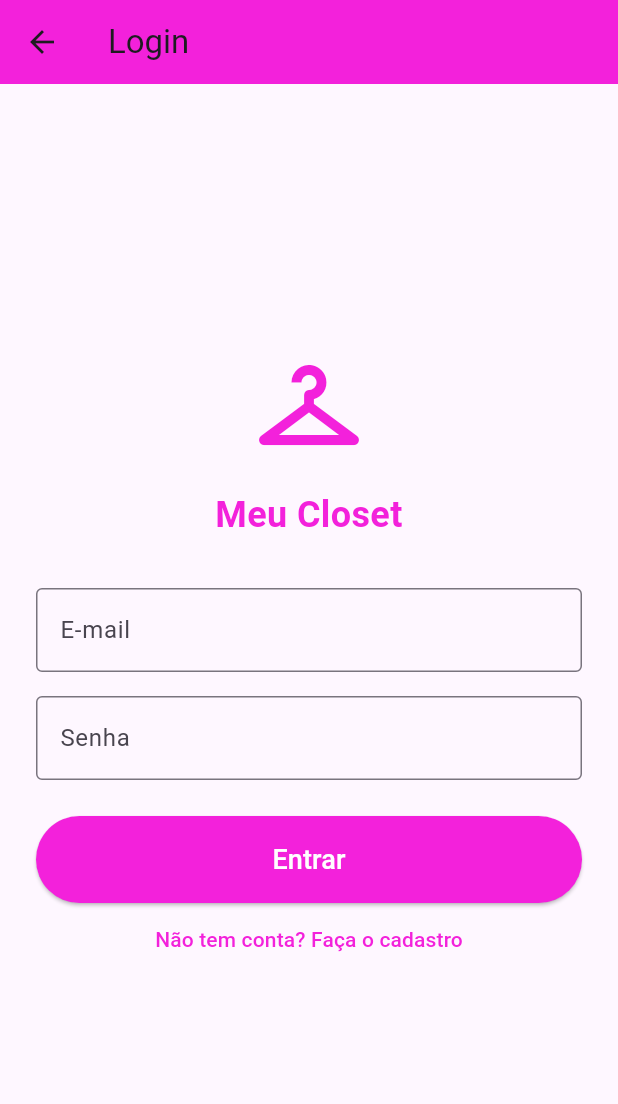
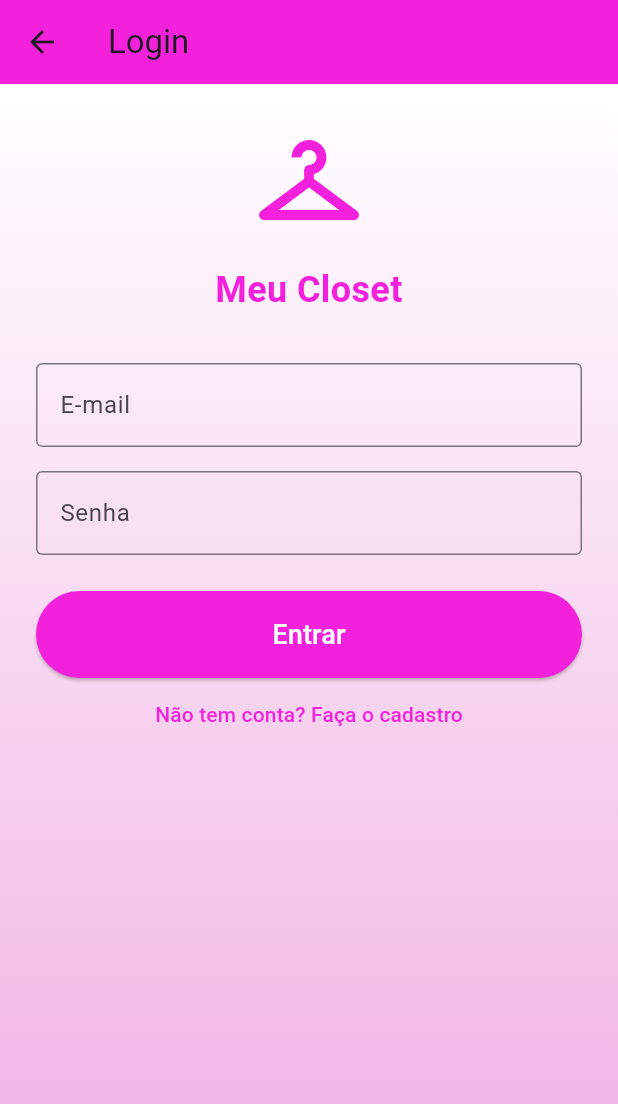
Before and after one commit to larybino/projeto_closet, a Flutter app: the WidgetCadastroUsuario screen opened by its route, after a tap on "Cadastrar", after a tap on "Já tem conta? Faça o login", on a phone screen of 412 x 824 dp. Shown: the top 1104 px of the screen. Run offline on Flutter 3.47's test engine with Material 3 defaults, Android fonts, the phone set to English and light mode, and no system bars; our stand-ins replace image_picker, sqflite, sqflite_common_ffi, sqflite_common_ffi_web; accounts and stored records are empty; key blocks and very long unbroken strings in the code were emptied for the run.

Commit message:
style: adciona degradê nas telas de fundo de cadastro

```diff
--- a/lib/widgets/forms/widget_cadastro_usuario.dart
+++ b/lib/widgets/forms/widget_cadastro_usuario.dart
@@ -77,7 +77,20 @@ class _WidgetCadastroUsuarioState extends State<WidgetCadastroUsuario> {
         title: const Text('Criar Conta'),
         backgroundColor: const Color.fromARGB(255, 243, 33, 219),
       ),
-      body: SingleChildScrollView(
+      body:Container(
+        width: double.infinity,
+        height: double.infinity,
+        decoration: const BoxDecoration(
+          gradient: LinearGradient(
+            begin: Alignment.topCenter,
+            end: Alignment.bottomCenter,
+            colors: [
+              Color.fromARGB(255, 255, 255, 255),
+              Color.fromARGB(255, 240, 174, 226),
+            ],
+          ),
+        ),
+        child: SingleChildScrollView(
         child: Padding(
           padding: const EdgeInsets.all(16.0),
           child: Form(
@@ -151,6 +164,7 @@ class _WidgetCadastroUsuarioState extends State<WidgetCadastroUsuario> {
           ),
         ),
       ),
+      ),
     );
   }
 }
--- a/lib/widgets/forms/widget_login_usuario.dart
+++ b/lib/widgets/forms/widget_login_usuario.dart
@@ -71,6 +71,19 @@ class _WidgetLoginUsuarioState extends State<WidgetLoginUsuario> {
         backgroundColor: const Color.fromARGB(255, 243, 33, 219),
       ),
       body: Center(
+        child: Container(
+        width: double.infinity,
+        height: double.infinity,
+        decoration: const BoxDecoration(
+          gradient: LinearGradient(
+            begin: Alignment.topCenter,
+            end: Alignment.bottomCenter,
+            colors: [
+              Color.fromARGB(255, 255, 255, 255),
+              Color.fromARGB(255, 240, 174, 226),
+            ],
+          ),
+        ),
         child: SingleChildScrollView(
           child: Padding(
             padding: const EdgeInsets.all(24.0),
@@ -133,6 +146,7 @@ class _WidgetLoginUsuarioState extends State<WidgetLoginUsuario> {
             ),
           ),
         ),
+        ),
       ),
     );
   }
```
Also changed, not shown: lib/configuracao/aplicativo.dart (+34 -24 lines), lib/widgets/forms/widget_cadastro_acessorios.dart (+15 -1 lines), lib/widgets/forms/widget_cadastro_evento.dart (+15 -1 lines), lib/widgets/forms/widget_cadastro_look.dart (+15 -4 lines), lib/widgets/forms/widget_cadastro_roupa.dart (+15 -1 lines), lib/widgets/forms/widget_cadastro_sapato.dart (+15 -1 lines), lib/widgets/forms/widget_editar_perfil.dart (+15 -1 lines).
